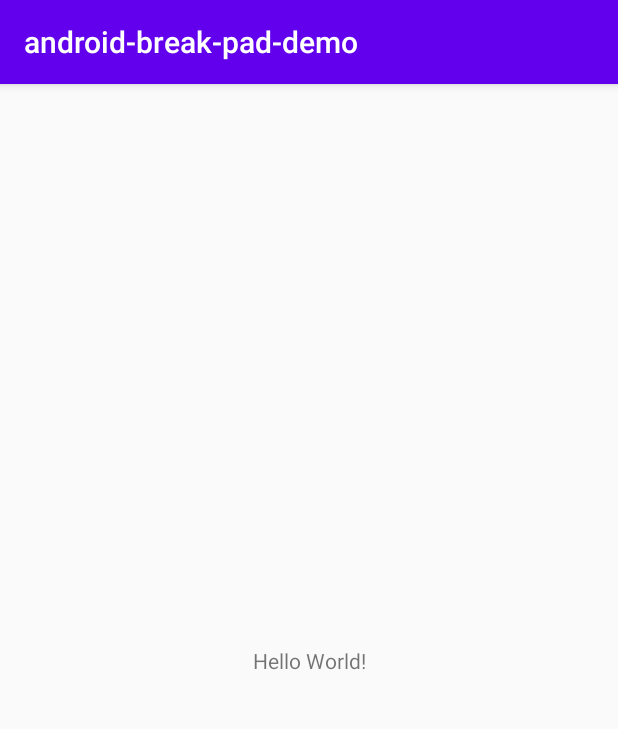
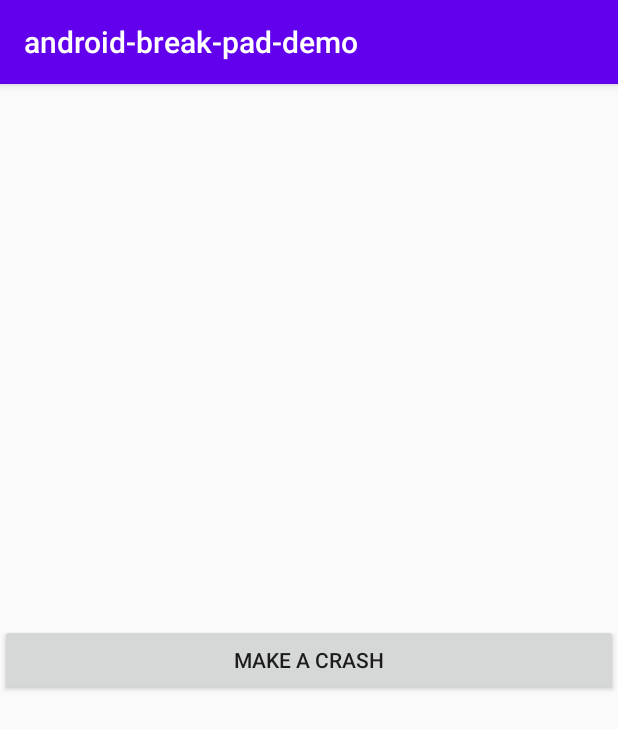
Before and after one commit to leiiiooo/android-break-pad-demo, an Android app: the screen it shows after launch (MainActivity), on a phone screen of 412 x 824 dp. Shown: the top 729 px of the screen. Run offline under Robolectric (Android 15) with nearby library versions, the phone set to English and light mode, and no system bars; 3 statements that could not run were skipped.

Commit message:
feat: add a demo crash

```diff
--- a/app/src/main/AndroidManifest.xml
+++ b/app/src/main/AndroidManifest.xml
@@ -3,6 +3,7 @@
     package="com.demo.padbreak">
 
     <application
+        android:name=".FooApplication"
         android:allowBackup="true"
         android:icon="@mipmap/ic_launcher"
         android:label="@string/app_name"
--- /dev/null
+++ b/app/src/main/java/com/demo/padbreak/FooApplication.kt
@@ -0,0 +1,21 @@
+package com.demo.padbreak
+
+import android.app.Application
+import android.content.Context
+import com.leiiiooo.breakpad.BreakPadHelper
+
+/**
+ * @author leiiiooo
+ * @date 2020/8/20
+ */
+class FooApplication : Application() {
+
+    override fun attachBaseContext(base: Context?) {
+        super.attachBaseContext(base)
+
+        //choose your folder path
+        base?.cacheDir?.absolutePath?.let {
+            BreakPadHelper.initBreakPad(it)
+        }
+    }
+}
--- a/app/src/main/java/com/demo/padbreak/MainActivity.kt
+++ b/app/src/main/java/com/demo/padbreak/MainActivity.kt
@@ -1,11 +1,25 @@
 package com.demo.padbreak
 
+import android.os.Bundle
 import androidx.appcompat.app.AppCompatActivity
-import android.os.Bundle
+import kotlinx.android.synthetic.main.activity_main.*
 
 class MainActivity : AppCompatActivity() {
+
+    companion object {
+        init {
+            System.loadLibrary("crash-lib")
+        }
+    }
+
     override fun onCreate(savedInstanceState: Bundle?) {
         super.onCreate(savedInstanceState)
         setContentView(R.layout.activity_main)
+
+        crash.setOnClickListener {
+
+        }
     }
+
+    external fun crash()
 }
--- a/app/src/main/res/layout/activity_main.xml
+++ b/app/src/main/res/layout/activity_main.xml
@@ -1,18 +1,20 @@
 <?xml version="1.0" encoding="utf-8"?>
-<androidx.constraintlayout.widget.ConstraintLayout xmlns:android="http://schemas.android.com/apk/res/android"
+<FrameLayout xmlns:android="http://schemas.android.com/apk/res/android"
     xmlns:app="http://schemas.android.com/apk/res-auto"
     xmlns:tools="http://schemas.android.com/tools"
     android:layout_width="match_parent"
     android:layout_height="match_parent"
     tools:context=".MainActivity">
 
-    <TextView
-        android:layout_width="wrap_content"
+    <Button
+        android:id="@+id/crash"
+        android:layout_width="match_parent"
         android:layout_height="wrap_content"
-        android:text="Hello World!"
+        android:layout_gravity="center"
+        android:text="make a crash"
         app:layout_constraintBottom_toBottomOf="parent"
         app:layout_constraintLeft_toLeftOf="parent"
         app:layout_constraintRight_toRightOf="parent"
         app:layout_constraintTop_toTopOf="parent" />
 
-</androidx.constraintlayout.widget.ConstraintLayout>
+</FrameLayout>
--- a/lib-break-pad/build.gradle
+++ b/lib-break-pad/build.gradle
@@ -1,4 +1,6 @@
 apply plugin: 'com.android.library'
+apply plugin: 'kotlin-android'
+apply plugin: 'kotlin-android-extensions'
 
 android {
     compileSdkVersion 29
@@ -29,5 +31,6 @@ android {
 
 dependencies {
     implementation fileTree(dir: "libs", include: ["*.jar"])
+    implementation "org.jetbrains.kotlin:kotlin-stdlib:$kotlin_version"
     implementation 'androidx.appcompat:appcompat:1.2.0'
 }
--- /dev/null
+++ b/lib-break-pad/src/main/java/com/leiiiooo/breakpad/BreakPadHelper.kt
@@ -0,0 +1,17 @@
+package com.leiiiooo.breakpad
+
+/**
+ * @author leiiiooo
+ * @date 2020/8/20
+ */
+class BreakPadHelper {
+    companion object {
+        init {
+            System.loadLibrary("breakpad-lib")
+        }
+
+        fun initBreakPad(path: String) = initBreakPadNative(path)
+
+        private external fun initBreakPadNative(path: String)
+    }
+}
```
Also changed, not shown: app/build.gradle (+16 -1 lines), 3 other files.
